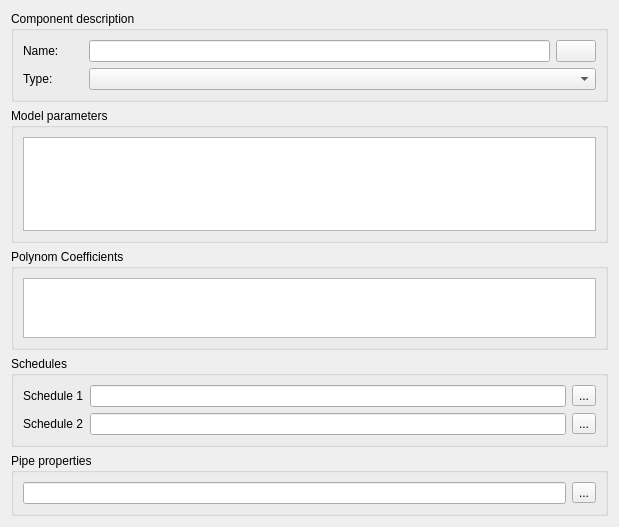
This is SIM-VICUS/src/SVDBNetworkComponentEditWidget.ui in ghorwin/SIM-VICUS as Qt 5 draws it before an edit. The edited form follows.
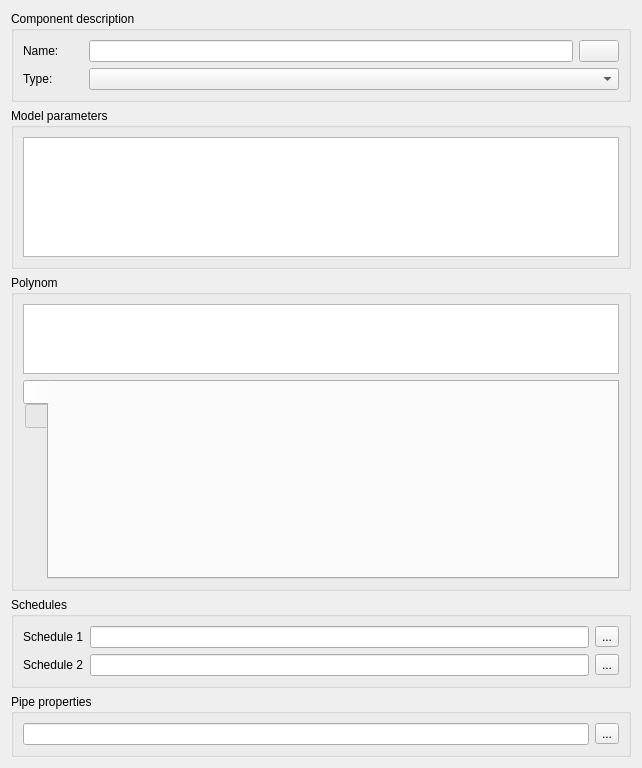
This is the edited form. The open tabs and pages were chosen to show the change. Custom widgets are drawn as their Qt base class.

The edit to the form file:
```diff
--- a/SIM-VICUS/src/SVDBNetworkComponentEditWidget.ui
+++ b/SIM-VICUS/src/SVDBNetworkComponentEditWidget.ui
@@ -6,8 +6,8 @@
    <rect>
     <x>0</x>
     <y>0</y>
-    <width>619</width>
-    <height>527</height>
+    <width>642</width>
+    <height>768</height>
    </rect>
   </property>
   <property name="windowTitle">
@@ -73,7 +73,20 @@
      </property>
      <layout class="QVBoxLayout" name="verticalLayout_2">
       <item>
-       <widget class="QTableWidget" name="tableWidgetParameters"/>
+       <widget class="QTableWidget" name="tableWidgetParameters">
+        <property name="sizePolicy">
+         <sizepolicy hsizetype="Expanding" vsizetype="Maximum">
+          <horstretch>0</horstretch>
+          <verstretch>0</verstretch>
+         </sizepolicy>
+        </property>
+        <property name="maximumSize">
+         <size>
+          <width>16777215</width>
+          <height>120</height>
+         </size>
+        </property>
+       </widget>
       </item>
      </layout>
     </widget>
@@ -81,25 +94,81 @@
    <item>
     <widget class="QGroupBox" name="groupBoxPolynomCoefficients">
      <property name="title">
-      <string>Polynom Coefficients</string>
+      <string>Polynom </string>
      </property>
      <layout class="QVBoxLayout" name="verticalLayout_3">
       <item>
        <widget class="QTableWidget" name="tableWidgetPolynomCoefficients">
         <property name="sizePolicy">
-         <sizepolicy hsizetype="Expanding" vsizetype="Fixed">
+         <sizepolicy hsizetype="Expanding" vsizetype="Maximum">
           <horstretch>0</horstretch>
           <verstretch>0</verstretch>
          </sizepolicy>
         </property>
+        <property name="minimumSize">
+         <size>
+          <width>0</width>
+          <height>0</height>
+         </size>
+        </property>
         <property name="maximumSize">
          <size>
           <width>16777215</width>
-          <height>60</height>
+          <height>70</height>
          </size>
         </property>
        </widget>
       </item>
+      <item>
+       <widget class="QTabWidget" name="tabWidgetPlots">
+        <property name="tabPosition">
+         <enum>QTabWidget::West</enum>
+        </property>
+        <property name="currentIndex">
+         <number>1</number>
+        </property>
+        <widget class="QWidget" name="plotTab1">
+         <attribute name="title">
+          <string/>
+         </attribute>
+         <layout class="QVBoxLayout" name="verticalLayout_5">
+          <item>
+           <widget class="QwtPlot" name="widgetPlot1" native="true">
+            <property name="sizePolicy">
+             <sizepolicy hsizetype="Expanding" vsizetype="Expanding">
+              <horstretch>0</horstretch>
+              <verstretch>0</verstretch>
+             </sizepolicy>
+            </property>
+            <property name="maximumSize">
+             <size>
+              <width>16777215</width>
+              <height>200</height>
+             </size>
+            </property>
+           </widget>
+          </item>
+         </layout>
+        </widget>
+        <widget class="QWidget" name="plotTab2">
+         <attribute name="title">
+          <string/>
+         </attribute>
+         <layout class="QVBoxLayout" name="verticalLayout_4">
+          <item>
+           <widget class="QwtPlot" name="widgetPlot2" native="true">
+            <property name="maximumSize">
+             <size>
+              <width>16777215</width>
+              <height>200</height>
+             </size>
+            </property>
+           </widget>
+          </item>
+         </layout>
+        </widget>
+       </widget>
+      </item>
      </layout>
     </widget>
    </item>
@@ -191,6 +260,12 @@
    <header location="global">QtExt_LanguageStringEditWidget1.h</header>
    <container>1</container>
   </customwidget>
+  <customwidget>
+   <class>QwtPlot</class>
+   <extends>QWidget</extends>
+   <header location="global">qwt_plot.h</header>
+   <container>1</container>
+  </customwidget>
  </customwidgets>
  <resources/>
  <connections/>
```
Left out of the diff: 2 changed lines with no effect on the pictures.
